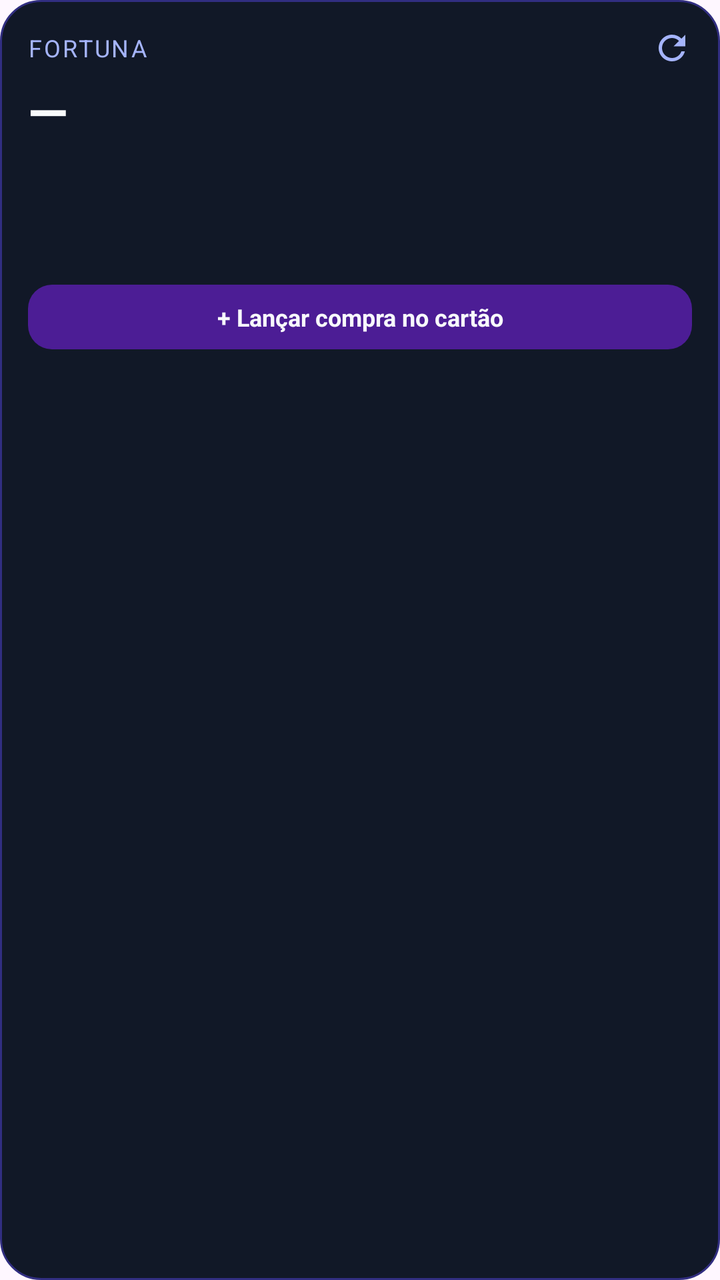
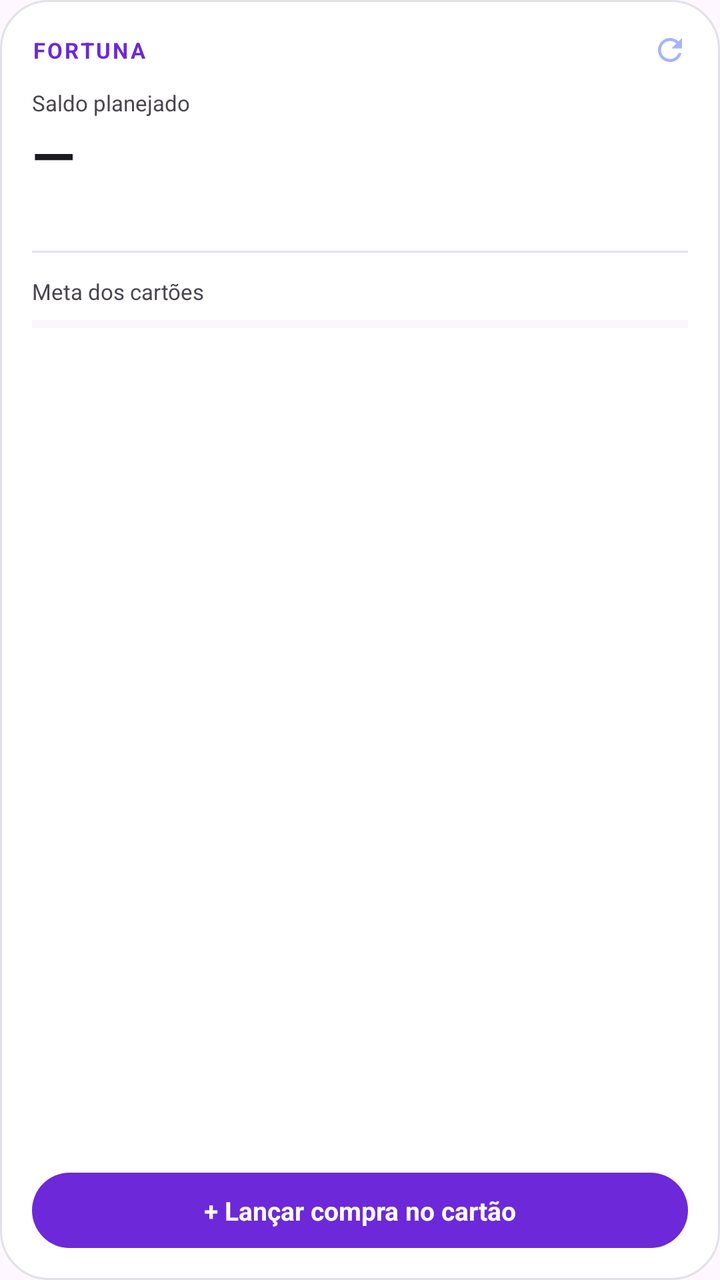

Two renders of the same Android screen: before a commit and after it. Below are the layout's source before the change and the commit's diff.
<!-- AndroidManifest.xml: application theme Theme.Fortuna -->
<!-- res/layout/widget_overview.xml -->
<?xml version="1.0" encoding="utf-8"?>
<LinearLayout xmlns:android="http://schemas.android.com/apk/res/android"
    android:id="@+id/widget_root"
    android:layout_width="match_parent"
    android:layout_height="match_parent"
    android:orientation="vertical"
    android:background="@drawable/widget_background"
    android:padding="14dp">

    <LinearLayout
        android:layout_width="match_parent"
        android:layout_height="wrap_content"
        android:orientation="horizontal"
        android:gravity="center_vertical">

        <TextView
            android:id="@+id/widget_month"
            android:layout_width="0dp"
            android:layout_weight="1"
            android:layout_height="wrap_content"
            android:textColor="#a5b4fc"
            android:textSize="12sp"
            android:textAllCaps="true"
            android:letterSpacing="0.08"
            android:text="@string/app_name" />

        <ImageView
            android:id="@+id/widget_refresh"
            android:layout_width="20dp"
            android:layout_height="20dp"
            android:src="@drawable/ic_refresh"
            android:contentDescription="@string/widget_refresh" />
    </LinearLayout>

    <TextView
        android:id="@+id/widget_planned"
        android:layout_width="match_parent"
        android:layout_height="wrap_content"
        android:layout_marginTop="4dp"
        android:textColor="#f8fafc"
        android:textSize="26sp"
        android:textStyle="bold"
        android:text="—" />

    <TextView
        android:id="@+id/widget_current"
        android:layout_width="match_parent"
        android:layout_height="wrap_content"
        android:textColor="#94a3b8"
        android:textSize="12sp"
        android:text="" />

    <TextView
        android:id="@+id/widget_goal"
        android:layout_width="match_parent"
        android:layout_height="wrap_content"
        android:layout_marginTop="8dp"
        android:textColor="#cbd5e1"
        android:textSize="12sp"
        android:text="" />

    <TextView
        android:id="@+id/widget_status"
        android:layout_width="match_parent"
        android:layout_height="wrap_content"
        android:layout_marginTop="6dp"
        android:maxLines="2"
        android:ellipsize="end"
        android:textColor="#64748b"
        android:textSize="11sp"
        android:text="" />

    <TextView
        android:layout_width="match_parent"
        android:layout_height="wrap_content"
        android:layout_marginTop="8dp"
        android:gravity="center"
        android:background="@drawable/widget_button"
        android:padding="8dp"
        android:textColor="#f8fafc"
        android:textSize="12sp"
        android:textStyle="bold"
        android:text="@string/widget_quick_purchase" />
</LinearLayout>
<!-- resources referenced by this layout -->
<resources>
  <!-- drawable ic_refresh (drawable) -->
  <vector xmlns:android="http://schemas.android.com/apk/res/android"
      android:width="24dp"
      android:height="24dp"
      android:viewportWidth="24"
      android:viewportHeight="24"
      android:tint="#a5b4fc">
      <path
          android:fillColor="@android:color/white"
          android:pathData="M17.65,6.35C16.2,4.9 14.21,4 12,4c-4.42,0 -7.99,3.58 -8,8s3.57,8 8,8c3.73,0 6.84,-2.55 7.73,-6h-2.08c-0.82,2.33 -3.04,4 -5.65,4c-3.31,0 -6,-2.69 -6,-6s2.69,-6 6,-6c1.66,0 3.14,0.69 4.22,1.78L13,11h7V4l-2.35,2.35z" />
  </vector>
  <!-- drawable widget_background (drawable) -->
  <?xml version="1.0" encoding="utf-8"?>
  <shape xmlns:android="http://schemas.android.com/apk/res/android" android:shape="rectangle">
      <corners android:radius="20dp" />
      <solid android:color="#111827" />
      <stroke android:width="1dp" android:color="#312e81" />
  </shape>
  <!-- drawable widget_button (drawable) -->
  <?xml version="1.0" encoding="utf-8"?>
  <shape xmlns:android="http://schemas.android.com/apk/res/android" android:shape="rectangle">
      <corners android:radius="12dp" />
      <solid android:color="#4c1d95" />
  </shape>
  <string name="app_name">Fortuna</string>
  <string name="widget_quick_purchase">+ Lançar compra no cartão</string>
  <string name="widget_refresh">Atualizar</string>
  <style name="Theme.Fortuna" parent="Theme.Material3.DayNight.NoActionBar">
          <item name="android:statusBarColor">@color/colorPrimary</item>
      </style>
  <color name="colorPrimary">#8b5cf6</color>
</resources>

<!-- the commit's change to res/layout/widget_overview.xml (unified diff, before → after) -->
@@ -5,7 +5,7 @@
     android:layout_height="match_parent"
     android:orientation="vertical"
     android:background="@drawable/widget_background"
-    android:padding="14dp">
+    android:padding="16dp">
 
     <LinearLayout
         android:layout_width="match_parent"
@@ -18,67 +18,124 @@
             android:layout_width="0dp"
             android:layout_weight="1"
             android:layout_height="wrap_content"
-            android:textColor="#a5b4fc"
-            android:textSize="12sp"
+            android:textColor="@color/widgetAccent"
+            android:textSize="11sp"
+            android:textStyle="bold"
             android:textAllCaps="true"
-            android:letterSpacing="0.08"
+            android:letterSpacing="0.1"
+            android:maxLines="1"
+            android:ellipsize="end"
             android:text="@string/app_name" />
 
         <ImageView
             android:id="@+id/widget_refresh"
-            android:layout_width="20dp"
-            android:layout_height="20dp"
+            android:layout_width="18dp"
+            android:layout_height="18dp"
             android:src="@drawable/ic_refresh"
             android:contentDescription="@string/widget_refresh" />
     </LinearLayout>
 
     <TextView
+        android:layout_width="match_parent"
+        android:layout_height="wrap_content"
+        android:layout_marginTop="10dp"
+        android:text="@string/widget_planned_label"
+        android:textColor="@color/widgetOnSurfaceVariant"
+        android:textSize="11sp" />
+
+    <TextView
         android:id="@+id/widget_planned"
         android:layout_width="match_parent"
         android:layout_height="wrap_content"
-        android:layout_marginTop="4dp"
-        android:textColor="#f8fafc"
-        android:textSize="26sp"
+        android:textColor="@color/widgetOnSurface"
+        android:textSize="28sp"
         android:textStyle="bold"
+        android:maxLines="1"
+        android:ellipsize="end"
         android:text="—" />
 
     <TextView
         android:id="@+id/widget_current"
         android:layout_width="match_parent"
         android:layout_height="wrap_content"
-        android:textColor="#94a3b8"
+        android:layout_marginTop="1dp"
+        android:textColor="@color/widgetOnSurfaceVariant"
         android:textSize="12sp"
+        android:maxLines="1"
+        android:ellipsize="end"
         android:text="" />
+
+    <View
+        android:layout_width="match_parent"
+        android:layout_height="1dp"
+        android:layout_marginTop="12dp"
+        android:background="@drawable/widget_divider" />
+
+    <TextView
+        android:layout_width="match_parent"
+        android:layout_height="wrap_content"
+        android:layout_marginTop="12dp"
+        android:text="@string/widget_goal_label"
+        android:textColor="@color/widgetOnSurfaceVariant"
+        android:textSize="11sp" />
+
+    
+    <ProgressBar
+        android:id="@+id/widget_goal_bar"
+        style="?android:attr/progressBarStyleHorizontal"
+        android:layout_width="match_parent"
+        android:layout_height="6dp"
+        android:layout_marginTop="6dp"
+        android:max="100"
+        android:progress="0"
+        android:progressTint="@color/widgetAccent"
+        android:progressBackgroundTint="@color/widgetTrack" />
+
+    <ProgressBar
+        android:id="@+id/widget_goal_bar_over"
+        style="?android:attr/progressBarStyleHorizontal"
+        android:layout_width="match_parent"
+        android:layout_height="6dp"
+        android:layout_marginTop="6dp"
+        android:max="100"
+        android:progress="100"
+        android:visibility="gone"
+        android:progressTint="@color/widgetDanger"
+        android:progressBackgroundTint="@color/widgetTrack" />
 
     <TextView
         android:id="@+id/widget_goal"
         android:layout_width="match_parent"
         android:layout_height="wrap_content"
-        android:layout_marginTop="8dp"
-        android:textColor="#cbd5e1"
+        android:layout_marginTop="6dp"
+        android:textColor="@color/widgetOnSurfaceVariant"
         android:textSize="12sp"
+        android:maxLines="2"
+        android:ellipsize="end"
         android:text="" />
 
     <TextView
         android:id="@+id/widget_status"
         android:layout_width="match_parent"
-        android:layout_height="wrap_content"
-        android:layout_marginTop="6dp"
-        android:maxLines="2"
+        android:layout_height="0dp"
+        android:layout_weight="1"
+        android:layout_marginTop="8dp"
+        android:maxLines="3"
         android:ellipsize="end"
-        android:textColor="#64748b"
+        android:textColor="@color/widgetOnSurfaceVariant"
         android:textSize="11sp"
         android:text="" />
 
     <TextView
         android:layout_width="match_parent"
         android:layout_height="wrap_content"
-        android:layout_marginTop="8dp"
+        android:layout_marginTop="10dp"
         android:gravity="center"
         android:background="@drawable/widget_button"
-        android:padding="8dp"
-        android:textColor="#f8fafc"
-        android:textSize="12sp"
+        android:paddingTop="10dp"
+        android:paddingBottom="10dp"
+        android:textColor="#FFFFFF"
+        android:textSize="13sp"
         android:textStyle="bold"
         android:text="@string/widget_quick_purchase" />
 </LinearLayout>
<!-- resource entries referenced after the edit -->
@@ -1,5 +1,10 @@
 <!-- resources referenced by this layout -->
 <resources>
+  <color name="widgetAccent">#6d28d9</color>
+  <color name="widgetDanger">#B3261E</color>
+  <color name="widgetOnSurface">#1C1B1F</color>
+  <color name="widgetOnSurfaceVariant">#49454F</color>
+  <color name="widgetTrack">#E7E0EC</color>
   <!-- drawable ic_refresh (drawable) -->
   <vector xmlns:android="http://schemas.android.com/apk/res/android"
       android:width="24dp"
@@ -14,22 +19,33 @@
   <!-- drawable widget_background (drawable) -->
   <?xml version="1.0" encoding="utf-8"?>
   <shape xmlns:android="http://schemas.android.com/apk/res/android" android:shape="rectangle">
-      <corners android:radius="20dp" />
-      <solid android:color="#111827" />
-      <stroke android:width="1dp" android:color="#312e81" />
+      
+      <corners android:radius="24dp" />
+      <solid android:color="@color/widgetSurface" />
+      <stroke android:width="1dp" android:color="@color/widgetOutline" />
   </shape>
   <!-- drawable widget_button (drawable) -->
   <?xml version="1.0" encoding="utf-8"?>
   <shape xmlns:android="http://schemas.android.com/apk/res/android" android:shape="rectangle">
-      <corners android:radius="12dp" />
-      <solid android:color="#4c1d95" />
+      
+      <corners android:radius="20dp" />
+      <solid android:color="@color/widgetAccent" />
+  </shape>
+  <!-- drawable widget_divider (drawable) -->
+  <?xml version="1.0" encoding="utf-8"?>
+  <shape xmlns:android="http://schemas.android.com/apk/res/android" android:shape="rectangle">
+      <solid android:color="@color/widgetOutline" />
   </shape>
   <string name="app_name">Fortuna</string>
+  <string name="widget_goal_label">Meta dos cartões</string>
+  <string name="widget_planned_label">Saldo planejado</string>
   <string name="widget_quick_purchase">+ Lançar compra no cartão</string>
   <string name="widget_refresh">Atualizar</string>
   <style name="Theme.Fortuna" parent="Theme.Material3.DayNight.NoActionBar">
           <item name="android:statusBarColor">@color/colorPrimary</item>
       </style>
+  <color name="widgetSurface">#FFFFFF</color>
+  <color name="widgetOutline">#E2E0E9</color>
   <color name="colorPrimary">#8b5cf6</color>
 </resources>
 
